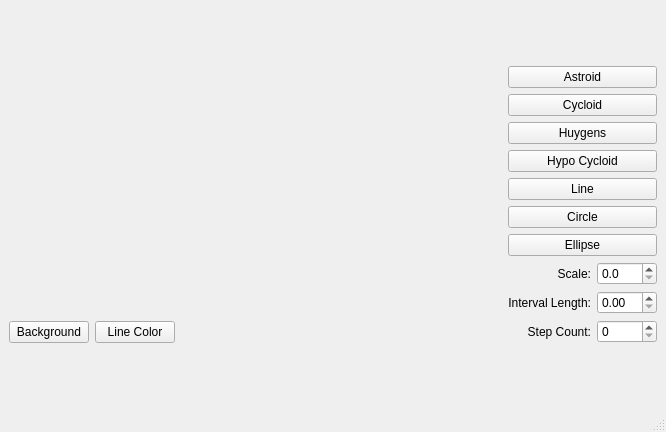
The window that mainwindow.ui (wbmetzel/QTCurves) describes before a commit, drawn with Qt 5.
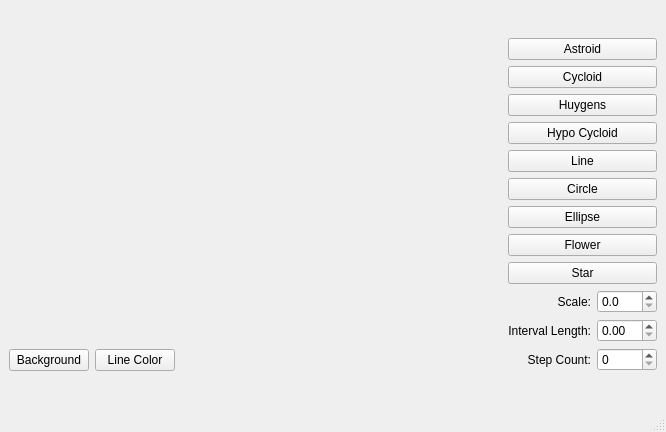
The same window after the commit. Custom widgets are drawn as their Qt base class.

Commit message: Add Flower and Star to shapes

```diff
--- a/mainwindow.ui
+++ b/mainwindow.ui
@@ -104,6 +104,20 @@
         </property>
        </widget>
       </item>
+      <item>
+       <widget class="QPushButton" name="btnFlower">
+        <property name="text">
+         <string>Flower</string>
+        </property>
+       </widget>
+      </item>
+      <item>
+       <widget class="QPushButton" name="btnStar">
+        <property name="text">
+         <string>Star</string>
+        </property>
+       </widget>
+      </item>
       <item>
        <layout class="QHBoxLayout" name="horizontalLayout">
         <item>
```
The commit also changes 4 other files.
